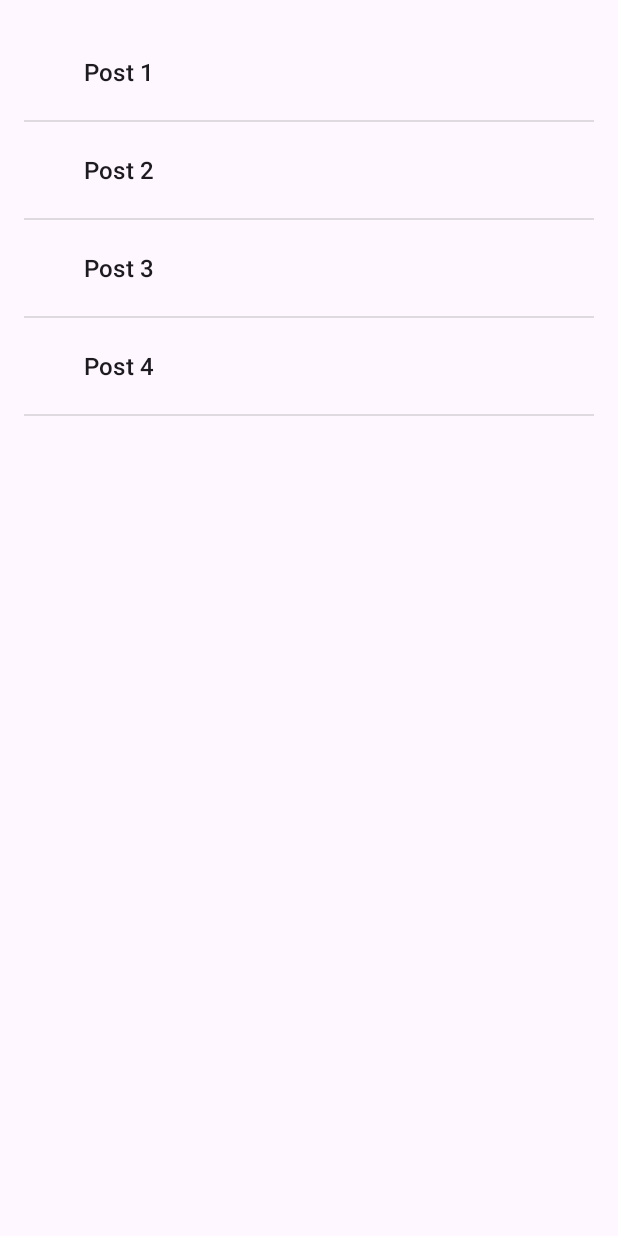
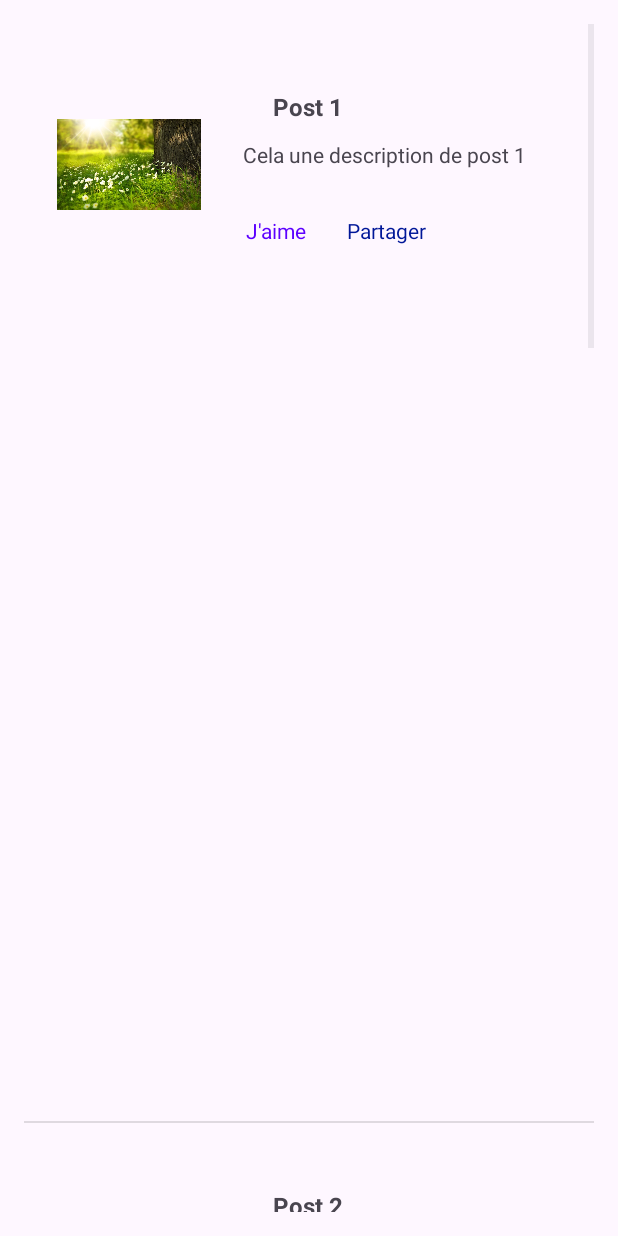
Before and after one commit to Mehdi-Elargoubi/FirstApp-AndroidMobile, an Android app: the HomeActivity screen opened directly, with no data from a screen before it, on a phone screen of 412 x 824 dp. Run offline under Robolectric (Android 15) with nearby library versions, the phone set to English and light mode, and no system bars.

Commit message:
ListView2-Personnaliser la liste

```diff
--- a/app/src/main/java/com/example/myapplication/HomeActivity.kt
+++ b/app/src/main/java/com/example/myapplication/HomeActivity.kt
@@ -2,9 +2,7 @@ package com.example.myapplication
 
 import androidx.appcompat.app.AppCompatActivity
 import android.os.Bundle
-import android.widget.ArrayAdapter
 import android.widget.ListView
-import android.widget.TextView
 
 class HomeActivity : AppCompatActivity() {
     override fun onCreate(savedInstanceState: Bundle?) {
@@ -14,8 +12,14 @@ class HomeActivity : AppCompatActivity() {
         // 1- Recuperer login envoyé par l'actìvityMain
         val login = intent.getStringExtra("login")
         val listPosts = findViewById<ListView>(R.id.listPosts)
-        val postsArray = listOf("Post 1","Post 2","Post 3","Post 4")
-        val adapter = ArrayAdapter<String>(this, android.R.layout.simple_expandable_list_item_1, postsArray)
+        //val postsArray = arrayListOf("Post 1","Post 2","Post 3","Post 4")
+        val postsArray = arrayListOf(
+            Post("Post 1", "Cela une description de post 1", R.drawable.img1),
+            Post("Post 2", "Cela une description de post 2", R.drawable.img2),
+            Post("Post 3", "Cela une description de post 3", R.drawable.img1),
+            Post("Post 4", "Cela une description de post 4", R.drawable.img2)
+        )
+        val adapter = PostsAdapter(this, R.layout.item_post, postsArray)
         listPosts.adapter = adapter
 
     }
--- /dev/null
+++ b/app/src/main/java/com/example/myapplication/Post.kt
@@ -0,0 +1,7 @@
+package com.example.myapplication
+
+data class Post(
+    var titre: String,
+    var description: String,
+    var image: Int
+)
--- /dev/null
+++ b/app/src/main/java/com/example/myapplication/PostsAdapter.kt
@@ -0,0 +1,31 @@
+package com.example.myapplication
+
+import android.content.Context
+import android.view.LayoutInflater
+import android.view.View
+import android.view.ViewGroup
+import android.widget.ArrayAdapter
+import android.widget.ImageView
+import android.widget.TextView
+
+class PostsAdapter(
+    var mcontext: Context,
+    var resource: Int,
+    var values: ArrayList<Post>
+) : ArrayAdapter<Post>(mcontext, resource, values) {
+
+    override fun getView(position: Int, convertView: View?, parent: ViewGroup): View {
+
+        val post = values[position]
+        val  itemView = LayoutInflater.from(mcontext).inflate(resource, parent, false)
+        val tvTitre = itemView.findViewById<TextView>(R.id.tvTitre)
+        val description = itemView.findViewById<TextView>(R.id.description)
+        val imagePost = itemView.findViewById<ImageView>(R.id.imagePost)
+
+        tvTitre.text = post.titre
+        description.text = post.description
+        imagePost.setImageResource(post.image)
+
+        return itemView
+    }
+}
--- /dev/null
+++ b/app/src/main/res/layout/item_post.xml
@@ -0,0 +1,83 @@
+<?xml version="1.0" encoding="utf-8"?>
+<androidx.constraintlayout.widget.ConstraintLayout xmlns:android="http://schemas.android.com/apk/res/android"
+    xmlns:app="http://schemas.android.com/apk/res-auto"
+    xmlns:tools="http://schemas.android.com/tools"
+    android:layout_width="match_parent"
+    android:layout_height="match_parent">
+
+    <ImageView
+        android:id="@+id/imagePost"
+        android:layout_width="96dp"
+        android:layout_height="99dp"
+        android:layout_marginTop="44dp"
+        android:layout_marginEnd="24dp"
+        android:layout_marginBottom="588dp"
+        android:src="@mipmap/ic_launcher"
+        app:layout_constraintBottom_toBottomOf="parent"
+        app:layout_constraintEnd_toEndOf="parent"
+        app:layout_constraintHorizontal_bias="0.085"
+        app:layout_constraintStart_toStartOf="parent"
+        app:layout_constraintTop_toTopOf="parent"
+        app:layout_constraintVertical_bias="1.0" />
+
+    <TextView
+        android:id="@+id/tvTitre"
+        android:layout_width="wrap_content"
+        android:layout_height="wrap_content"
+        android:layout_marginStart="48dp"
+        android:layout_marginTop="44dp"
+        android:text="TextView"
+        android:textSize="16sp"
+        android:textStyle="bold"
+        app:layout_constraintStart_toEndOf="@+id/imagePost"
+        app:layout_constraintTop_toTopOf="parent" />
+
+    <TextView
+        android:id="@+id/description"
+        android:layout_width="220dp"
+        android:layout_height="45dp"
+        android:layout_marginStart="42dp"
+        android:layout_marginTop="11dp"
+        android:layout_marginEnd="28dp"
+        android:layout_marginBottom="598dp"
+        tools:text="Cela une description de post"
+        app:layout_constraintBottom_toBottomOf="parent"
+        app:layout_constraintEnd_toEndOf="parent"
+        app:layout_constraintStart_toEndOf="@+id/imagePost"
+        app:layout_constraintTop_toBottomOf="@+id/tvTitre"
+        app:layout_constraintVertical_bias="0.0" />
+
+    <TextView
+        android:id="@+id/button"
+        android:layout_width="wrap_content"
+        android:layout_height="wrap_content"
+        android:layout_marginStart="17dp"
+        android:layout_marginTop="5dp"
+        android:layout_marginEnd="173dp"
+        android:layout_marginBottom="545dp"
+        android:text="J'aime"
+        android:textColor="#5C00FF"
+        android:textColorHint="#5A00FA"
+        app:layout_constraintBottom_toBottomOf="parent"
+        app:layout_constraintEnd_toEndOf="parent"
+        app:layout_constraintHorizontal_bias="0.423"
+        app:layout_constraintStart_toEndOf="@+id/imagePost"
+        app:layout_constraintTop_toBottomOf="@+id/description"
+        app:layout_constraintVertical_bias="0.0" />
+
+    <TextView
+        android:id="@+id/textView3"
+        android:layout_width="wrap_content"
+        android:layout_height="wrap_content"
+        android:layout_marginStart="39dp"
+        android:layout_marginTop="5dp"
+        android:layout_marginEnd="124dp"
+        android:layout_marginBottom="574dp"
+        android:text="Partager"
+        android:textColor="#001798"
+        app:layout_constraintBottom_toBottomOf="parent"
+        app:layout_constraintEnd_toEndOf="parent"
+        app:layout_constraintStart_toEndOf="@+id/button"
+        app:layout_constraintTop_toBottomOf="@+id/description"
+        app:layout_constraintVertical_bias="0.0" />
+</androidx.constraintlayout.widget.ConstraintLayout>
```
Also changed, not shown: app/src/main/res/drawable/img1.jpg (added), app/src/main/res/drawable/img2.jpg (added).
